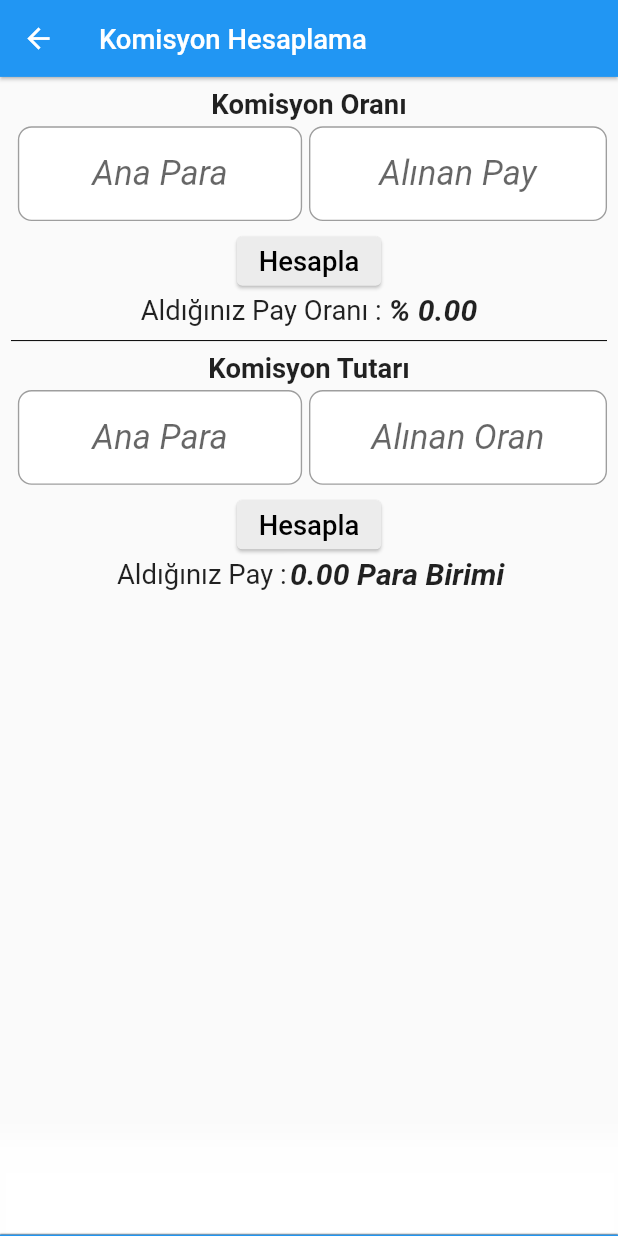
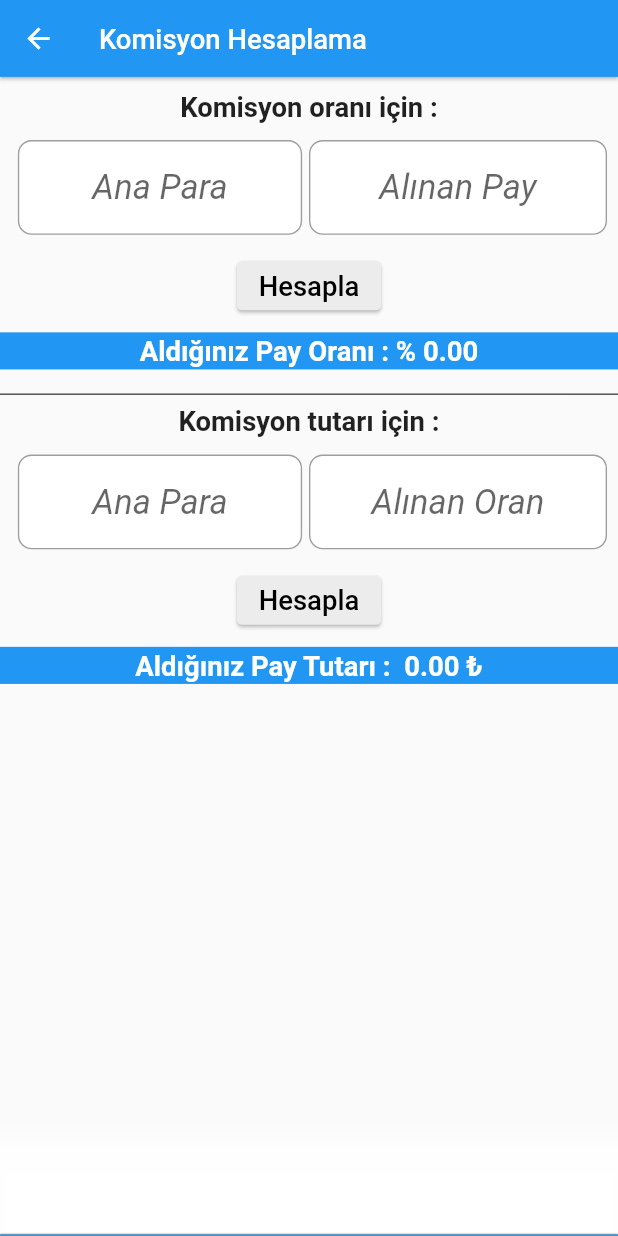
Before and after one commit to batuhansavas-yilmaz/topluhesaplayici, a Flutter app: the Komisyon screen opened by its route, on a phone screen of 412 x 824 dp. Run offline on Flutter 3.47's test engine with Material 2 defaults, Android fonts, the phone set to English and light mode, and no system bars; our stand-ins replace firebase_core, firebase_crashlytics, flutter_native_splash, flutter_styled_toast, google_mobile_ads, responsive_framework; missing offline and left inert: advanced_in_app_review; accounts and stored records are empty; network calls fail.

Commit message:
ui düzenlemeleri

```diff
--- a/lib/komisyon.dart
+++ b/lib/komisyon.dart
@@ -77,18 +77,21 @@ class _KomisyonState extends State<Komisyon> {
           ),
         ),
         body: SingleChildScrollView(
-          child: Padding(
-            padding: const EdgeInsets.all(8.0),
           child: Column(
             children: [
+              SizedBox(
+                height: 10,
+              ),
               Text(
-                  "Komisyon Oranı",
+                "Komisyon oranı için :",
                 style: TextStyle(
                   fontWeight: FontWeight.bold,
                   fontSize: 20,
                 ),
               ),
-                Row(
+              Padding(
+                padding: const EdgeInsets.all(8.0),
+                child: Row(
                   children: [
                     Expanded(
                       child: Padding(
@@ -166,6 +169,7 @@ class _KomisyonState extends State<Komisyon> {
                     ),
                   ],
                 ),
+              ),
               ElevatedButton(
                 onPressed: () {
                   setState(() {
@@ -186,36 +190,43 @@ class _KomisyonState extends State<Komisyon> {
                   style: TextStyle(fontSize: 20),
                 ),
               ),
+              SizedBox(
+                height: 10,
+              ),
               Row(
-                  crossAxisAlignment: CrossAxisAlignment.start,
-                  mainAxisAlignment: MainAxisAlignment.center,
                 children: [
-                    Flexible(
-                      child: Text("Aldığınız Pay Oranı : ",
-                          style: TextStyle(fontSize: 20)),
+                  Expanded(
+                    child: Container(
+                      padding: EdgeInsets.all(2),
+                      color: Colors.blue,
+                      child: Text(
+                        "Aldığınız Pay Oranı : % ${AlinanOranSonuc.toStringAsFixed(2)}",
+                        textAlign: TextAlign.center,
+                        style: TextStyle(
+                            color: Colors.white,
+                            fontWeight: FontWeight.bold,
+                            fontSize: 20),
                       ),
-                    Flexible(
-                      child: Text(
-                        "% ${AlinanOranSonuc.toStringAsFixed(2)}",
-                        style: TextStyle(
-                            fontSize: 22,
-                            fontWeight: FontWeight.bold,
-                            fontStyle: FontStyle.italic),
                     ),
                   ),
                 ],
+              ),
+              SizedBox(
+                height: 10,
               ),
               Divider(
                 color: Colors.black,
               ),
               Text(
-                  "Komisyon Tutarı",
+                "Komisyon tutarı için :",
                 style: TextStyle(
                   fontWeight: FontWeight.bold,
                   fontSize: 20,
                 ),
               ),
-                Row(
+              Padding(
+                padding: const EdgeInsets.all(8.0),
+                child: Row(
                   children: [
                     Expanded(
                       child: Padding(
@@ -293,6 +304,7 @@ class _KomisyonState extends State<Komisyon> {
                     ),
                   ],
                 ),
+              ),
               ElevatedButton(
                 onPressed: () {
                   setState(() {
@@ -313,31 +325,24 @@ class _KomisyonState extends State<Komisyon> {
                   style: TextStyle(fontSize: 20),
                 ),
               ),
-                Column(
+              SizedBox(
+                height: 10,
+              ),
+              Row(
                 children: [
-                    Row(
-                      crossAxisAlignment: CrossAxisAlignment.start,
-                      mainAxisAlignment: MainAxisAlignment.center,
-                      children: [
-                        Flexible(
+                  Expanded(
+                    child: Container(
+                      padding: EdgeInsets.all(2),
+                      color: Colors.blue,
                       child: Text(
-                            "Aldığınız Pay : ",
-                            style: TextStyle(fontSize: 20),
+                        "Aldığınız Pay Tutarı :  ${AlinanPaySonuc.toStringAsFixed(2)} ₺",
                         textAlign: TextAlign.center,
+                        style: TextStyle(
+                            color: Colors.white,
+                            fontWeight: FontWeight.bold,
+                            fontSize: 20),
                       ),
                     ),
-                        Flexible(
-                          child: Text(
-                            "${AlinanPaySonuc.toStringAsFixed(2)} Para Birimi",
-                            style: TextStyle(
-                              fontSize: 22,
-                              fontWeight: FontWeight.bold,
-                              fontStyle: FontStyle.italic,
-                            ),
-                            textAlign: TextAlign.end,
-                          ),
-                        ),
-                      ],
                   ),
                 ],
               ),
@@ -345,7 +350,6 @@ class _KomisyonState extends State<Komisyon> {
                 height: 100,
               ),
             ],
-            ),
           ),
         ),
         bottomNavigationBar: Container(
```
Also changed, not shown: lib/main.dart (+6 -5 lines), lib/yakit.dart (+43 -46 lines), lib/yuzde.dart (+20 -4 lines). Lines whose indentation alone changed are shown as unchanged.
